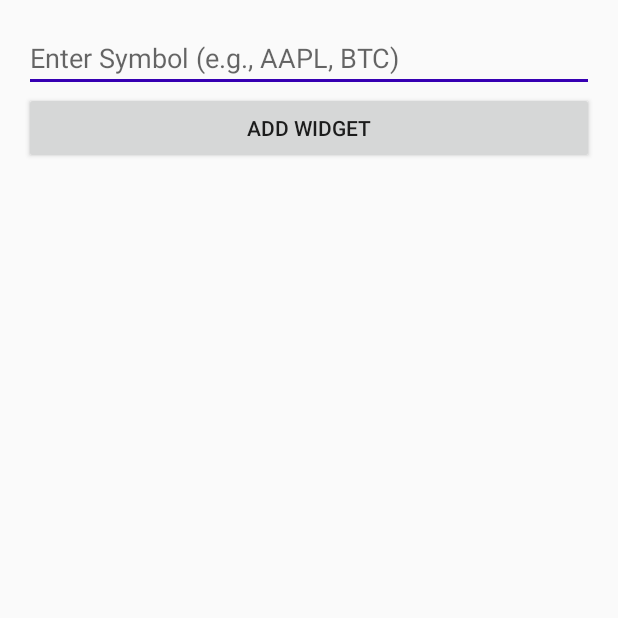
After one commit to lancoha/EMPApp, an Android app built with Jetpack Compose: the ChartWidgetConfigureActivity screen opened directly, with no data from a screen before it, on a phone screen of 412 x 824 dp, the top half of it. The commit adds this screen. Run offline under Robolectric (Android 15) with nearby library versions, the phone set to English and light mode, and no system bars; libraries missing offline, so code that uses them is left out: com.github.mikephil.charting; 1 statement that could not run was skipped.

Commit message:
Widget++

```diff
--- a/app/src/main/java/com/example/empapp/AlphaVantageApi.kt
+++ b/app/src/main/java/com/example/empapp/AlphaVantageApi.kt
@@ -7,6 +7,7 @@ interface AlphaVantageApi {
     fun getStockData(
         @Query("function") function: String = "TIME_SERIES_DAILY",
         @Query("symbol") symbol: String,
+        @Query("outputsize") outputSize: String = "full",
         @Query("apikey") apiKey: String
     ): Call<StockResponse>
 }
--- a/app/src/main/java/com/example/empapp/Chart.kt
+++ b/app/src/main/java/com/example/empapp/Chart.kt
@@ -139,7 +139,7 @@ class Chart(private val lineChart: LineChart, private val percentageChangeText:
             else -> Color.BLUE
         }
 
-        val dataSet = LineDataSet(entries, "AAPL").apply {
+        val dataSet = LineDataSet(entries, "").apply {
             color = lineColor
             lineWidth = 1f
             setDrawCircles(false)
--- /dev/null
+++ b/app/src/main/java/com/example/empapp/ChartWidgetConfigureActivity.kt
@@ -0,0 +1,76 @@
+package com.example.empapp
+
+import AlphaVantageApi
+import android.app.Activity
+import android.appwidget.AppWidgetManager
+import android.content.Context
+import android.content.Intent
+import android.os.Bundle
+import android.widget.Button
+import android.widget.EditText
+import retrofit2.Retrofit
+import retrofit2.converter.gson.GsonConverterFactory
+
+class ChartWidgetConfigureActivity : Activity() {
+    private var appWidgetId = AppWidgetManager.INVALID_APPWIDGET_ID
+    private lateinit var symbolInput: EditText
+    private lateinit var dataFetcher: DataFetcher
+
+    override fun onCreate(savedInstanceState: Bundle?) {
+        super.onCreate(savedInstanceState)
+        setContentView(R.layout.chart_widget_configure)
+
+        setResult(RESULT_CANCELED)
+
+        val retrofit = Retrofit.Builder()
+            .baseUrl("https://www.alphavantage.co")
+            .addConverterFactory(GsonConverterFactory.create())
+            .build()
+        val api = retrofit.create(AlphaVantageApi::class.java)
+        val apiKey = "BEK571R5O9F75ZNI"
+        dataFetcher = DataFetcher(api, apiKey)
+
+        val extras = intent.extras
+        if (extras != null) {
+            appWidgetId = extras.getInt(AppWidgetManager.EXTRA_APPWIDGET_ID, AppWidgetManager.INVALID_APPWIDGET_ID)
+        }
+
+        if (appWidgetId == AppWidgetManager.INVALID_APPWIDGET_ID) {
+            finish()
+            return
+        }
+
+        symbolInput = findViewById(R.id.symbol_input)
+
+        findViewById<Button>(R.id.add_button).setOnClickListener {
+            val symbol = symbolInput.text.toString().trim().uppercase()
+
+            if (symbol.isEmpty()) {
+                symbolInput.error = "Please enter a valid symbol"
+                return@setOnClickListener
+            }
+
+            saveSymbolPref(this@ChartWidgetConfigureActivity, appWidgetId, symbol)
+
+            val appWidgetManager = AppWidgetManager.getInstance(this@ChartWidgetConfigureActivity)
+
+            ChartWidgetProvider.updateAppWidget(this@ChartWidgetConfigureActivity, appWidgetManager, appWidgetId, symbol, dataFetcher)
+
+            val resultValue = Intent()
+            resultValue.putExtra(AppWidgetManager.EXTRA_APPWIDGET_ID, appWidgetId)
+            setResult(RESULT_OK, resultValue)
+            finish()
+        }
+    }
+
+    companion object {
+        private const val PREFS_NAME = "com.example.empapp.ChartWidgetProvider"
+        private const val PREF_PREFIX_KEY = "appwidget_symbol_"
+
+        fun saveSymbolPref(context: Context, appWidgetId: Int, symbol: String) {
+            val prefs = context.getSharedPreferences(PREFS_NAME, Context.MODE_PRIVATE).edit()
+            prefs.putString(PREF_PREFIX_KEY + appWidgetId, symbol)
+            prefs.apply()
+        }
+    }
+}
--- a/app/src/main/java/com/example/empapp/MainActivity.kt
+++ b/app/src/main/java/com/example/empapp/MainActivity.kt
@@ -40,11 +40,13 @@ class MainActivity : AppCompatActivity() {
         val api = retrofit.create(AlphaVantageApi::class.java)
         dataFetcher = DataFetcher(api, apiKey)
 
-        dataFetcher.getStockData("AAPL") { data ->
+        val stock = "AAPL"
+
+        dataFetcher.getStockData(stock) { data ->
             val entries = data.toMutableList()
 
             CoroutineScope(Dispatchers.Main).launch {
-                val currentPrice = dataFetcher.fetchCurrentPrice()
+                val currentPrice = dataFetcher.fetchCurrentPrice(stock)
                 if (currentPrice != null) {
                     val today = SimpleDateFormat("yyyy-MM-dd", Locale.getDefault()).format(Date())
                     entries.add(Pair(today, Entry(entries.size.toFloat(), currentPrice)))
--- /dev/null
+++ b/app/src/main/res/layout/chart_widget_configure.xml
@@ -0,0 +1,18 @@
+<LinearLayout xmlns:android="http://schemas.android.com/apk/res/android"
+    android:layout_width="match_parent"
+    android:layout_height="match_parent"
+    android:orientation="vertical"
+    android:padding="16dp">
+
+    <EditText
+        android:id="@+id/symbol_input"
+        android:layout_width="match_parent"
+        android:layout_height="wrap_content"
+        android:hint="Enter Symbol (e.g., AAPL, BTC)" />
+
+    <Button
+        android:id="@+id/add_button"
+        android:layout_width="match_parent"
+        android:layout_height="wrap_content"
+        android:text="Add Widget" />
+</LinearLayout>
--- a/app/src/main/res/xml/chart_widget_info.xml
+++ b/app/src/main/res/xml/chart_widget_info.xml
@@ -4,6 +4,7 @@
     android:minHeight="100dp"
     android:updatePeriodMillis="86400000"
     android:initialLayout="@layout/widget_layout"
+    android:configure="com.example.empapp.ChartWidgetConfigureActivity"
     android:resizeMode="horizontal|vertical"
     android:widgetCategory="home_screen">
 </appwidget-provider>
```
Also changed, not shown: app/src/main/AndroidManifest.xml (+9 -1 lines), app/src/main/java/com/example/empapp/ChartWidgetProvider.kt (+49 -18 lines), app/src/main/java/com/example/empapp/DataFetcher.kt (+5 -8 lines), app/src/main/res/layout/widget_layout.xml (+16 -0 lines).
